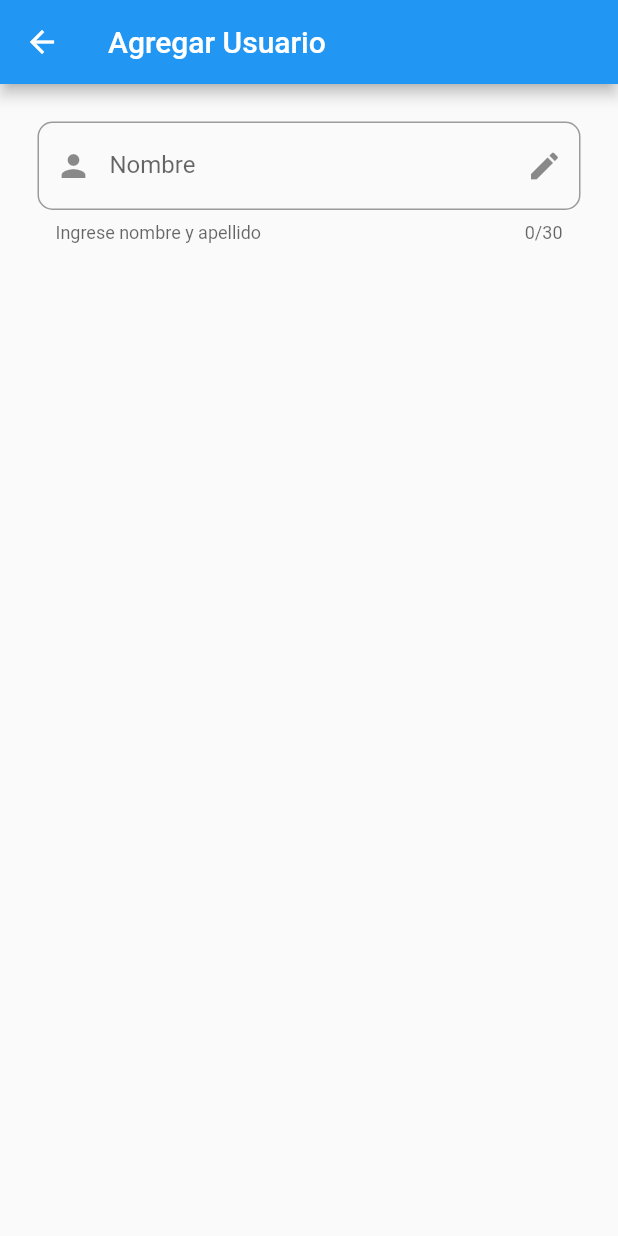
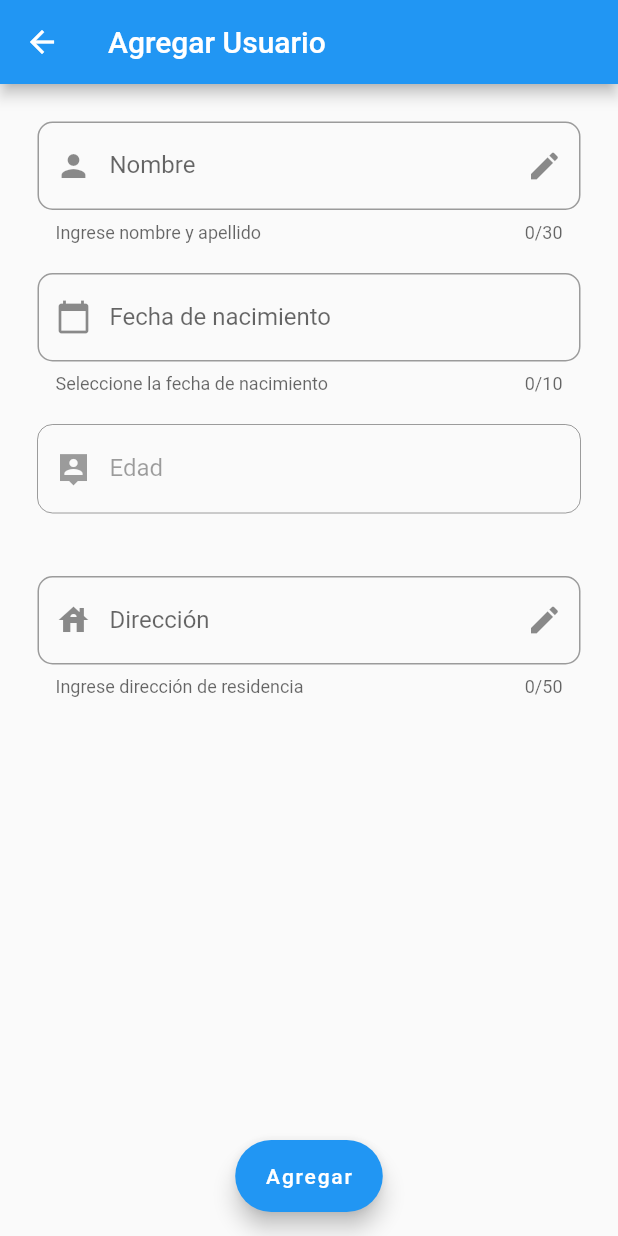
Before and after one commit to DavidGomezOv/crud_example, a Flutter app: the screen it shows after launch, after a tap on the "person add" icon, on a phone screen of 412 x 824 dp. Run offline on Flutter 3.47's test engine with Material 2 defaults, Android fonts, the phone set to English and light mode, and no system bars; our stand-ins replace sqflite; accounts and stored records are empty; network calls fail.

Commit message:
Se implementa pantalla para agregar o actualizar usuario, se agrega funcionalidad para agregar usuario (hace falta arreglar flujo)

```diff
--- a/lib/main.dart
+++ b/lib/main.dart
@@ -1,9 +1,18 @@
 import 'package:crud_example/screens/main_screen.dart';
 import 'package:flutter/material.dart';
+import 'package:flutter_localizations/flutter_localizations.dart';
 
 void main() {
   runApp(MaterialApp(
     debugShowCheckedModeBanner: false,
+    localizationsDelegates: [
+      GlobalMaterialLocalizations.delegate,
+      GlobalWidgetsLocalizations.delegate
+    ],
+    supportedLocales: [
+      const Locale("en", "US"),
+      const Locale("es", "ES")
+    ],
     title: "Main page",
     home: MainScreen(),
   ));
--- a/lib/model/users_model.dart
+++ b/lib/model/users_model.dart
@@ -1,4 +1,4 @@
-class Users_Data {
+class UserData {
 
   int id;
   String name;
@@ -7,9 +7,9 @@ class Users_Data {
   String birthday;
   String address;
 
-  Users_Data({this.id, this.name, this.age, this.last_name, this.birthday, this.address});
+  UserData({this.id, this.name, this.age, this.last_name, this.birthday, this.address});
 
-  Users_Data.fromJson(Map<String, dynamic> json_map) {
+  UserData.fromJson(Map<String, dynamic> json_map) {
     id =  int.parse(json_map['id']);
     name = json_map['name'];
     age = json_map['age'];
--- a/lib/screens/add_edit_user.dart
+++ b/lib/screens/add_edit_user.dart
@@ -1,19 +1,52 @@
+import 'package:age/age.dart';
+import 'package:crud_example/model/users_model.dart';
+import 'package:crud_example/webservices/webservice.dart';
+import 'package:flutter/cupertino.dart';
 import 'package:flutter/material.dart';
 
 
 class AddEditUser extends StatefulWidget {
 
   String typeScreen;
-  AddEditUser({this.typeScreen});
+  UserData userData;
+  AddEditUser({this.typeScreen, this.userData});
 
   @override
-  _AddEditUserState createState() => _AddEditUserState(typeScreen: typeScreen);
+  _AddEditUserState createState() => _AddEditUserState(typeScreen: typeScreen, userData: userData);
 }
 
 class _AddEditUserState extends State<AddEditUser> {
 
   String typeScreen;
-  _AddEditUserState({this.typeScreen});
+  UserData userData;
+  TextEditingController _editingControllerAge = new TextEditingController();
+  TextEditingController _editingControllerDate = new TextEditingController();
+  TextEditingController _editingControllerName = new TextEditingController();
+  TextEditingController _editingControllerAddress = new TextEditingController();
+  GlobalKey<FormState> _formKey =  new GlobalKey<FormState>();
+  final FocusNode _focusNodeAddress = FocusNode();
+
+  WebService webService = new WebService();
+
+  _AddEditUserState({this.typeScreen, this.userData});
+
+  @override
+  void initState() {
+    super.initState();
+    if (userData != null) {
+
+      _editingControllerName.text = userData.name + " " + userData.last_name;
+
+    } else {
+      userData = new UserData();
+    }
+  }
+
+  @override
+  void dispose() {
+    _focusNodeAddress.dispose();
+    super.dispose();
+  }
 
   @override
   Widget build(BuildContext context) {
@@ -21,35 +54,130 @@ class _AddEditUserState extends State<AddEditUser> {
       appBar: AppBar(
         title: Text(typeScreen),
       ),
-      body: ListView(
-        padding: EdgeInsets.all(25.0),
-        children: [
-          _createInputs(context)
-        ],
+      body: SingleChildScrollView(
+        child: Form(
+          key: _formKey,
+          child: Container(
+            padding: EdgeInsets.all(25.0),
+            child: Column(
+              children: [
+                _createInput(context, "Nombre", "Ingrese nombre y apellido", 30, Icons.person, true, _editingControllerName),
+                _createInput(context, "Fecha de nacimiento", "Seleccione la fecha de nacimiento", 10, Icons.calendar_today, false, _editingControllerDate),
+                _createInput(context, "Edad", "", null, Icons.person_pin_sharp, false, _editingControllerAge),
+                _createInput(context, "Dirección", "Ingrese dirección de residencia", 50, Icons.house, true, _editingControllerAddress),
+              ],
+            ),
+          ),
+        ),
+      ),
+      floatingActionButton: FloatingActionButton.extended(
+        label: Text(typeScreen.substring(0, typeScreen.indexOf(" "))),
+        onPressed: () {
+          if (_formKey.currentState.validate()) {
+            if (_getInputData()) {
+              webService.createUser(userData).then((value) {
+                if (value) {
+                  _showSnackbar("Usuario creado exitosamente", context);
+                } else {
+                  _showSnackbar("Error al crear usuario", context);
+                }
+                FocusScope.of(context).requestFocus(new FocusNode());
+              });
+            }
+          } else {
+            _showSnackbar("Debe llenar todos los campos", context);
+            FocusScope.of(context).requestFocus(new FocusNode());
+          }
+        },
+      ),
+      floatingActionButtonLocation: FloatingActionButtonLocation.centerFloat,
+    );
+  }
+
+  Widget _createInput(BuildContext context, String title, String textInfo, int maxLength, IconData icon, bool isEnable, TextEditingController textEditingController) {
+    return Container(
+      margin: EdgeInsets.only(bottom: 20.0),
+      child: TextFormField(
+        controller: textEditingController,
+        enabled: title != "Edad",
+        focusNode: title == "Dirección" ? _focusNodeAddress : null,
+        validator: (value) => value.isEmpty ? "Debe ingresar datos" : null,
+        decoration: InputDecoration(
+          hintText: title,
+          labelText: title,
+          helperText: textInfo,
+          prefixIcon: Icon(icon),
+          suffixIcon: isEnable ? Icon(Icons.edit) : null,
+          border: OutlineInputBorder(
+              borderRadius: BorderRadius.circular(10.0)
+          ),
+        ),
+        maxLength: maxLength,
+        onEditingComplete: () => FocusScope.of(context).nextFocus(),
+        onFieldSubmitted: (value) {
+          if (title == "Nombre") {
+            FocusScope.of(context).requestFocus(_focusNodeAddress);
+          }
+        },
+        onTap: () {
+          if (!isEnable) {
+            FocusScope.of(context).requestFocus(new FocusNode());
+            if (title.contains("Fecha")) _showSelectDate();
+          }
+        },
       ),
     );
   }
 
-  Widget _createInputs(BuildContext context) {
-    return TextField(
-      decoration: InputDecoration(
-        hintText: "Nombre",
-        labelText: "Nombre",
-        helperText: "Ingrese nombre y apellido",
-        prefixIcon: Icon(Icons.person),
-        suffixIcon: Icon(Icons.edit),
-        border: OutlineInputBorder(
-            borderRadius: BorderRadius.circular(10.0)
-        ),
+  void _showSelectDate() async {
+
+    DateTime datePicked = await showDatePicker(
+        context: context,
+        initialDate: new DateTime(2001, 12, 31),
+        firstDate: new DateTime(1900),
+        lastDate: new DateTime(2001, 12, 31),
+        locale: Locale("es", "ES")
+    );
+
+    if (datePicked != null) {
+
+      AgeDuration age;
+      age = Age.dateDifference(
+          fromDate: new DateTime(datePicked.year, datePicked.month, datePicked.day),
+          toDate: DateTime.now(),
+          includeToDate: false
+      );
+
+      setState(() {
+        userData.birthday = ("${datePicked.day}-${datePicked.month}-${datePicked.year}");
+        userData.age = int.parse(age.years.toString());
+        _editingControllerDate.text = userData.birthday;
+        _editingControllerAge.text = userData.age.toString() + " años";
+      });
+    }
+
+  }
+
+  bool _getInputData() {
+
+    String _name = _editingControllerName.text;
+
+    if (_name.contains(" ")) {
+      userData.name = _name.substring(0, _name.indexOf(" "));
+      userData.last_name = _name.substring(_name.indexOf(" ") + 1);
+      userData.address = _editingControllerAddress.text;
+      return true;
+    } else {
+      return false;
+    }
+
+  }
+
+  void _showSnackbar(String message, BuildContext context) {
+    ScaffoldMessenger.of(context).showSnackBar(
+      SnackBar(
+        content: Text(message),
       ),
-      maxLength: 30,
-      onEditingComplete: () => FocusScope.of(context).nextFocus(),
-      textInputAction: TextInputAction.next,
-      onChanged: (value) {
-        setState(() {
-
-        });
-      },
     );
   }
 
--- a/lib/webservices/webservice.dart
+++ b/lib/webservices/webservice.dart
@@ -5,15 +5,17 @@ import 'package:http/http.dart' as http;
 
 class WebService {
 
-  List<Users_Data> _listUsers = [];
+  List<UserData> _listUsers = [];
   String _baseUrl = "https://605c95166d85de00170da8da.mockapi.io/api/users";
 
-  Future<List<Users_Data>> getData() async {
+  Future<List<UserData>> getData() async {
     var response = await http.get(Uri.parse(_baseUrl)).timeout(Duration(seconds: 30));
     var json = jsonDecode(response.body);
 
+    await SqfliteHelper().deleteTableData();
+
     for (var data in json) {
-      SqfliteHelper().insertUser(Users_Data.fromJson(data));
+      SqfliteHelper().insertUser(UserData.fromJson(data));
     }
 
     _listUsers.clear();
@@ -26,11 +28,33 @@ class WebService {
     return _listUsers;
   }
 
+  Future<bool> createUser(UserData userData) async {
+    Map<String, dynamic> datos = {
+      'name' : userData.name,
+      'lastname' : userData.last_name,
+      'age' : userData.age,
+      'birthday' : userData.birthday,
+      'address' : userData.address
+    };
+
+    var response = await http.post(Uri.parse(_baseUrl), headers: {'Content-Type': 'application/json'}, body: jsonEncode(datos)).timeout(Duration(seconds: 30));
+    var json = jsonDecode(response.body);
+
+    UserData usersDataRecive = UserData.fromJson(json);
+
+    if (usersDataRecive.name == userData.name) {
+      return true;
+    } else {
+      return false;
+    }
+
+  }
+
   Future<bool> deleteUser(int id) async {
     var response = await http.delete(Uri.parse(_baseUrl + "/$id")).timeout(Duration(seconds: 30));
     var json = jsonDecode(response.body);
 
-    Users_Data usersData = Users_Data.fromJson(json);
+    UserData usersData = UserData.fromJson(json);
 
     if (usersData.id == id) {
       return true;
```
Also changed, not shown: lib/database/sqflite_helper.dart (+8 -4 lines), lib/screens/main_screen.dart (+5 -12 lines).
